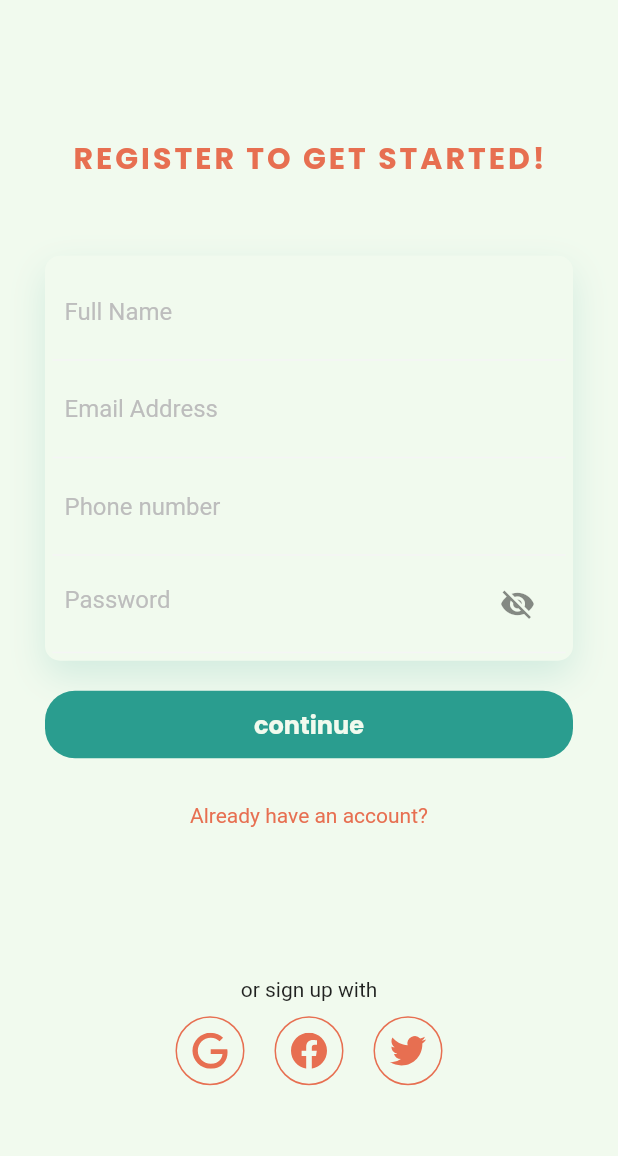
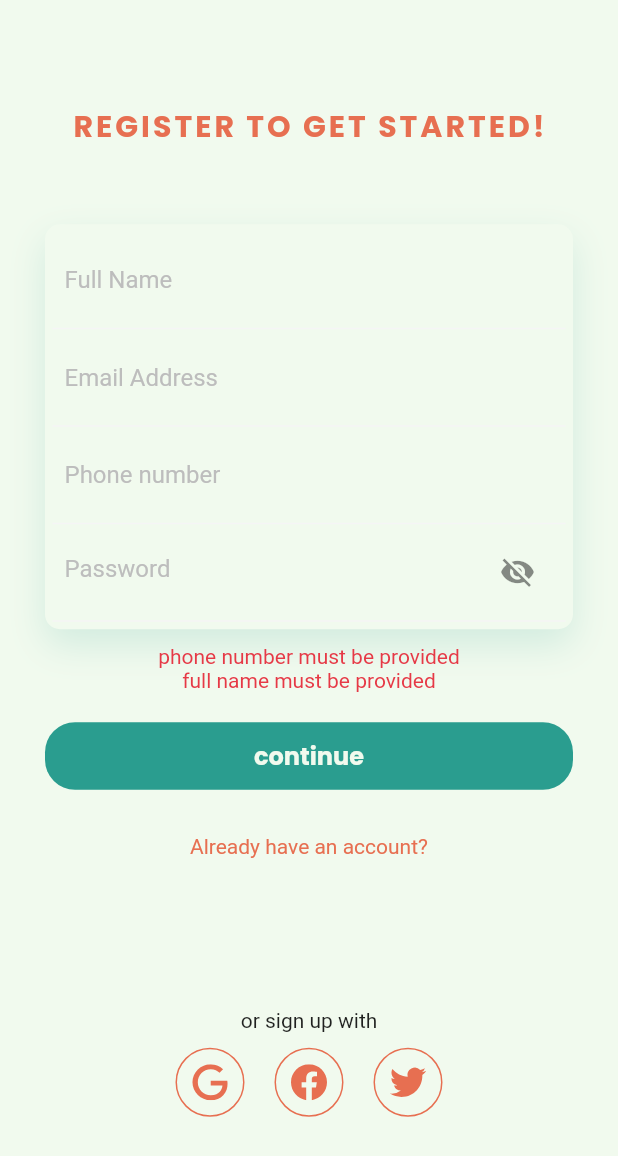
Before and after one commit to cs-fedy/pharmap, a Flutter app: the SignupScreen screen opened by its route, after a tap on "continue", on a phone screen of 412 x 824 dp. Shown: the top 1156 px of the screen. Run offline on Flutter 3.47's test engine with Material 2 defaults, Android fonts, the phone set to English and light mode, and no system bars; our stand-ins replace cloud_firestore, firebase_auth, firebase_core, flutter_svg, google_fonts, google_sign_in; accounts and stored records are empty; network calls fail.

Commit message:
first sprint fixed 🎉🎊

```diff
--- a/lib/screens/auth/Signup_screen.dart
+++ b/lib/screens/auth/Signup_screen.dart
@@ -17,18 +17,37 @@ class _SignupScreenState extends State<SignupScreen> {
   AuthService auth = AuthService();
   String fullName;
   String emailAddress;
-  int phoneNumber;
+  String phoneNumber;
   String password;
+  List<String> errors = [];
+
+  List<String> checkUserInputValidity() {
+    List<String> errors = [];
+    if (phoneNumber.trim() == '') {
+      errors.add('phone number must be provided');
+    }
+
+    if (fullName.trim() == '') {
+      errors.add('full name must be provided');
+    }
+    return errors;
+  }
 
   void _handleSubmit() async {
+    setState(() => errors = []);
     _formKey.currentState.save();
-    // TODO: verify user input
-    // TODO: make sure that the user doesn't exist in the db
-    final User user = await auth.signupWithEmailAndPassword(
-        emailAddress, password, fullName, phoneNumber);
-    if (user != null) {
+    List<String> userInputState = checkUserInputValidity();
+    if (userInputState.isNotEmpty) {
+      setState(() => errors.addAll(userInputState));
+      return;
+    }
+
+    dynamic user = await auth.signupWithEmailAndPassword(
+        emailAddress, password, fullName, int.parse(phoneNumber));
+    if (user is User) {
       Navigator.pushReplacementNamed(context, '/OptionScreen');
     }
+    setState(() => errors.add(user));
   }
 
   void _handleGoogleSignIn() async {
@@ -92,8 +111,7 @@ class _SignupScreenState extends State<SignupScreen> {
                         CustomTextFormField(
                           hintText: "Phone number",
                           autovalidate: false,
-                          onSaved: (newValue) =>
-                              phoneNumber = int.parse(newValue),
+                          onSaved: (newValue) => phoneNumber = newValue,
                         ),
                         CustomTextFormField(
                           hintText: "Password",
@@ -105,7 +123,20 @@ class _SignupScreenState extends State<SignupScreen> {
                       ],
                     ),
                   ),
-                  SizedBox(height: 20.0),
+                  Container(
+                    margin: EdgeInsets.symmetric(vertical: 10.0),
+                    child: Column(
+                      children: errors
+                          .map(
+                            (element) => Text(
+                              element,
+                              style: TextStyle(color: dangerColor),
+                            ),
+                          )
+                          .toList(),
+                    ),
+                  ),
+                  SizedBox(height: 10.0),
                   CustomButton(
                     text: 'continue',
                     bgColor: primaryColor,
--- a/lib/screens/auth/splash_screen.dart
+++ b/lib/screens/auth/splash_screen.dart
@@ -40,7 +40,7 @@ class SplashScreen extends StatelessWidget {
                         style: Theme.of(context).textTheme.headline1,
                       ),
                       Text(
-                        'Lorem ipsum dolor sit amet, consetetur sadipscing elitr, sed diam nonumy eirmod tempor invidunt ut labore et dolore magna aliquyam erat, sed diam voluptua.',
+                        'clients do not easily find the medications they need resulting in a waste of time. This application helps the user to find a nearby pharmacy that contains the medicine they are looking for.',
                         style: Theme.of(context).textTheme.bodyText1,
                       ),
                     ],
```
Also changed, not shown: lib/screens/auth/login_screen.dart (+36 -7 lines), lib/screens/auth/option_screen.dart (+53 -7 lines), lib/services/auth.dart (+11 -6 lines).
